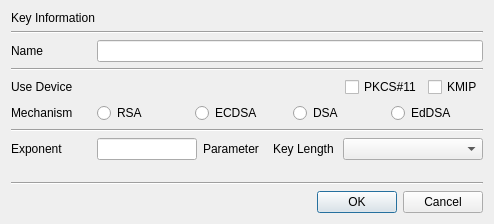
Before: the Qt Designer form CertMan/new_key_dlg.ui in jykim74/CertMan, drawn with Qt 5.
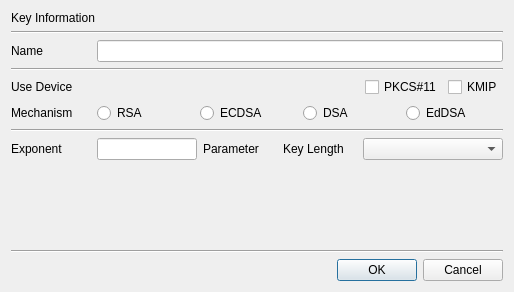
After: the same form once the commit is applied.

What changed in the file:
```diff
--- a/CertMan/new_key_dlg.ui
+++ b/CertMan/new_key_dlg.ui
@@ -6,8 +6,8 @@
    <rect>
     <x>0</x>
     <y>0</y>
-    <width>494</width>
-    <height>224</height>
+    <width>514</width>
+    <height>292</height>
    </rect>
   </property>
   <property name="windowTitle">
@@ -53,7 +53,14 @@
       </widget>
      </item>
      <item row="0" column="1">
-      <widget class="QLineEdit" name="mNameText"/>
+      <widget class="QLineEdit" name="mNameText">
+       <property name="minimumSize">
+        <size>
+         <width>400</width>
+         <height>0</height>
+        </size>
+       </property>
+      </widget>
      </item>
     </layout>
    </item>
```
